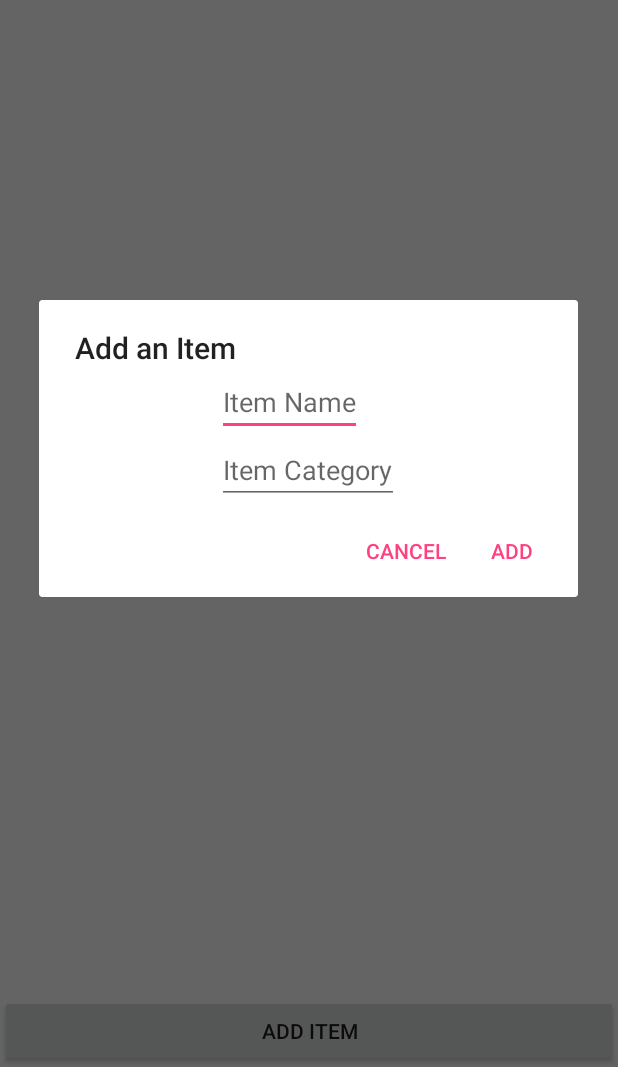
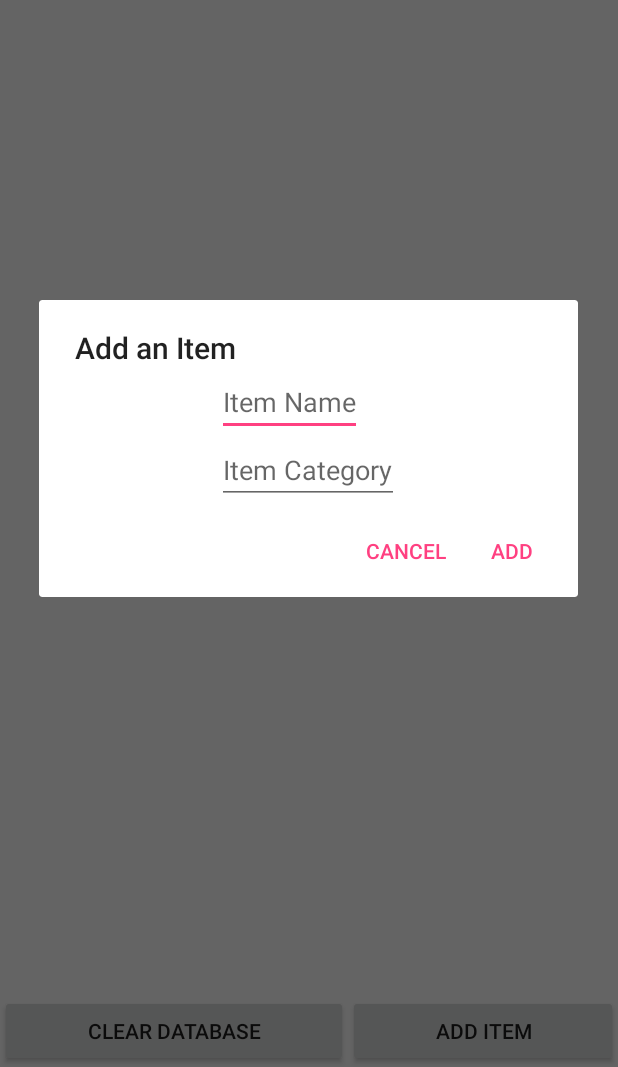
Before and after one commit to Rosanio/CarezoneShoppingApp, an Android app: the screen it shows after launch (MainActivity), after a tap on "ADD ITEM", on a phone screen of 412 x 824 dp, the part 169-1236 px from its top. Run offline under Robolectric (Android 15) with nearby library versions, the phone set to English and light mode, and no system bars; our stand-ins replace ButterKnife.

Commit message:
add functionality to update and delete items from sqlite database, still needs design work

```diff
--- a/app/src/main/res/layout/fragment_add_item.xml
+++ b/app/src/main/res/layout/fragment_add_item.xml
@@ -1,8 +1,6 @@
 <RelativeLayout xmlns:android="http://schemas.android.com/apk/res/android"
-    xmlns:tools="http://schemas.android.com/tools"
     android:layout_width="match_parent"
     android:layout_height="match_parent"
-    tools:context="com.epicodus.carezoneshoppingapp.ShoppingListFragment"
     android:gravity="center">
 
     <!-- TODO: Update blank fragment layout -->
--- a/app/src/main/res/layout/fragment_shopping_list.xml
+++ b/app/src/main/res/layout/fragment_shopping_list.xml
@@ -8,7 +8,7 @@
         android:layout_width = "match_parent"
         android:layout_height = "match_parent"
         android:id="@+id/shoppingListScrollView"
-        android:layout_above="@+id/addItemButton">
+        android:layout_above="@+id/buttonLayout">
 
         <TableLayout
             android:layout_width="match_parent"
@@ -44,11 +44,28 @@
 
     </ScrollView>
 
-    <Button
+    <LinearLayout
+        android:orientation="horizontal"
         android:layout_width="match_parent"
         android:layout_height="wrap_content"
-        android:text="Add Item"
-        android:id="@+id/addItemButton"
-        android:layout_alignParentBottom="true" />
+        android:layout_alignParentBottom="true"
+        android:id="@+id/buttonLayout">
+
+        <Button
+            android:layout_width="wrap_content"
+            android:layout_height="wrap_content"
+            android:text="Clear Database"
+            android:id="@+id/clearDatabaseButton"
+            android:layout_weight="0.5" />
+
+        <Button
+            android:layout_width="wrap_content"
+            android:layout_height="wrap_content"
+            android:text="Add Item"
+            android:id="@+id/addItemButton"
+            android:layout_alignParentBottom="true"
+            android:layout_weight="0.5" />
+
+    </LinearLayout>
 
 </RelativeLayout>
--- a/app/src/main/res/layout/item_table_row.xml
+++ b/app/src/main/res/layout/item_table_row.xml
@@ -1,6 +1,9 @@
 <?xml version="1.0" encoding="utf-8"?>
 <TableRow xmlns:android="http://schemas.android.com/apk/res/android"
-    android:layout_width="match_parent" android:layout_height="match_parent">
+    android:layout_width="match_parent" android:layout_height="match_parent"
+    android:paddingTop="3dp"
+    android:paddingBottom="3dp"
+    android:id="@+id/shoppingListTableRow">
 
     <TextView
         android:layout_width="wrap_content"
```
Also changed, not shown: app/src/main/java/com/epicodus/carezoneshoppingapp/Item.java (+7 -7 lines), app/src/main/java/com/epicodus/carezoneshoppingapp/ShoppingListFragment.java (+77 -7 lines), app/src/main/res/layout/fragment_update_item.xml (added, +25 -0 lines).
